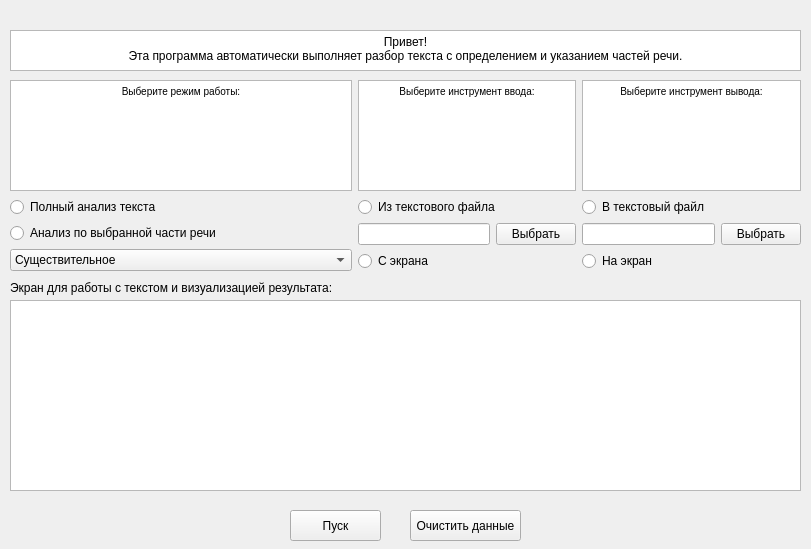
Mishardina/NLP-Application, file mainwindow.ui: the form before one commit.
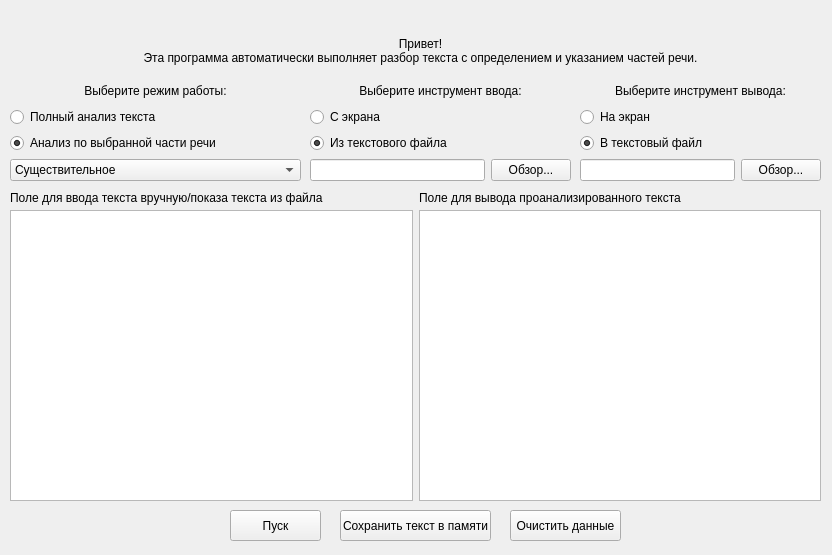
The form after the commit.

Commit message: Создание общего для всех частей речи скрипта

The edit to the form file:
```diff
--- a/mainwindow.ui
+++ b/mainwindow.ui
@@ -6,46 +6,18 @@
    <rect>
     <x>0</x>
     <y>0</y>
-    <width>811</width>
-    <height>549</height>
+    <width>832</width>
+    <height>555</height>
    </rect>
   </property>
   <property name="windowTitle">
    <string>MainWindow</string>
   </property>
   <widget class="QWidget" name="centralwidget">
-   <widget class="QTextEdit" name="textEdit">
+   <widget class="QPushButton" name="pushButton">
     <property name="geometry">
      <rect>
-      <x>10</x>
-      <y>30</y>
-      <width>791</width>
-      <height>41</height>
-     </rect>
-    </property>
-    <property name="html">
-     <string>&lt;!DOCTYPE HTML PUBLIC &quot;-//W3C//DTD HTML 4.0//EN&quot; &quot;http://www.w3.org/TR/REC-html40/strict.dtd&quot;&gt;
-&lt;html&gt;&lt;head&gt;&lt;meta name=&quot;qrichtext&quot; content=&quot;1&quot; /&gt;&lt;style type=&quot;text/css&quot;&gt;
-p, li { white-space: pre-wrap; }
-&lt;/style&gt;&lt;/head&gt;&lt;body style=&quot; font-family:'MS Shell Dlg 2'; font-size:7.8pt; font-weight:400; font-style:normal;&quot;&gt;
-&lt;p align=&quot;center&quot; style=&quot; margin-top:0px; margin-bottom:0px; margin-left:0px; margin-right:0px; -qt-block-indent:0; text-indent:0px;&quot;&gt;&lt;span style=&quot; font-family:'Arial','sans-serif','Arial'; font-size:9pt; color:#000000;&quot;&gt;Привет!&lt;/span&gt;&lt;/p&gt;
-&lt;p align=&quot;center&quot; style=&quot; margin-top:0px; margin-bottom:0px; margin-left:0px; margin-right:0px; -qt-block-indent:0; text-indent:0px;&quot;&gt;&lt;span style=&quot; font-family:'Arial','sans-serif','Arial'; font-size:9pt; color:#000000;&quot;&gt;Эта программа автоматически выполняет разбор текста с определением и указанием частей речи.&lt;/span&gt;&lt;/p&gt;&lt;/body&gt;&lt;/html&gt;</string>
-    </property>
-   </widget>
-   <widget class="QTextBrowser" name="textBrowser">
-    <property name="geometry">
-     <rect>
-      <x>10</x>
-      <y>300</y>
-      <width>791</width>
-      <height>191</height>
-     </rect>
-    </property>
-   </widget>
-   <widget class="QPushButton" name="pushButton_2">
-    <property name="geometry">
-     <rect>
-      <x>290</x>
+      <x>230</x>
       <y>510</y>
       <width>91</width>
       <height>31</height>
@@ -58,7 +30,7 @@
    <widget class="QPushButton" name="pushButton_3">
     <property name="geometry">
      <rect>
-      <x>410</x>
+      <x>510</x>
       <y>510</y>
       <width>111</width>
       <height>31</height>
@@ -68,39 +40,32 @@
      <string>Очистить данные</string>
     </property>
    </widget>
-   <widget class="QLabel" name="label">
-    <property name="geometry">
-     <rect>
-      <x>10</x>
-      <y>280</y>
-      <width>341</width>
-      <height>16</height>
-     </rect>
-    </property>
-    <property name="text">
-     <string>Экран для работы с текстом и визуализацией результата:</string>
-    </property>
-   </widget>
-   <widget class="QWidget" name="">
+   <widget class="QWidget" name="widget" native="true">
     <property name="geometry">
      <rect>
       <x>10</x>
       <y>80</y>
-      <width>791</width>
-      <height>191</height>
+      <width>291</width>
+      <height>111</height>
      </rect>
     </property>
-    <layout class="QHBoxLayout" name="horizontalLayout_4">
-     <item>
+    <widget class="QWidget" name="layoutWidget">
+     <property name="geometry">
+      <rect>
+       <x>0</x>
+       <y>0</y>
+       <width>291</width>
+       <height>101</height>
+      </rect>
+     </property>
       <layout class="QVBoxLayout" name="verticalLayout_4">
        <item>
-        <widget class="QTextEdit" name="textEdit_2">
-         <property name="html">
-          <string>&lt;!DOCTYPE HTML PUBLIC &quot;-//W3C//DTD HTML 4.0//EN&quot; &quot;http://www.w3.org/TR/REC-html40/strict.dtd&quot;&gt;
-&lt;html&gt;&lt;head&gt;&lt;meta name=&quot;qrichtext&quot; content=&quot;1&quot; /&gt;&lt;style type=&quot;text/css&quot;&gt;
-p, li { white-space: pre-wrap; }
-&lt;/style&gt;&lt;/head&gt;&lt;body style=&quot; font-family:'MS Shell Dlg 2'; font-size:7.8pt; font-weight:400; font-style:normal;&quot;&gt;
-&lt;p align=&quot;center&quot; style=&quot; margin-top:0px; margin-bottom:0px; margin-left:0px; margin-right:0px; -qt-block-indent:0; text-indent:0px;&quot;&gt;Выберите режим работы:&lt;/p&gt;&lt;/body&gt;&lt;/html&gt;</string>
+       <widget class="QLabel" name="label_2">
+        <property name="text">
+         <string>Выберите режим работы:</string>
+        </property>
+        <property name="alignment">
+         <set>Qt::AlignCenter</set>
          </property>
         </widget>
        </item>
@@ -109,6 +74,9 @@
          <property name="text">
           <string>Полный анализ текста</string>
          </property>
+        <property name="checked">
+         <bool>false</bool>
+        </property>
         </widget>
        </item>
        <item>
@@ -116,6 +84,9 @@
          <property name="text">
           <string>Анализ по выбранной части речи</string>
          </property>
+        <property name="checked">
+         <bool>true</bool>
+        </property>
         </widget>
        </item>
        <item>
@@ -159,19 +130,44 @@
         </widget>
        </item>
       </layout>
+    </widget>
+   </widget>
+   <widget class="QWidget" name="widget_2" native="true">
+    <property name="geometry">
+     <rect>
+      <x>310</x>
+      <y>80</y>
+      <width>261</width>
+      <height>101</height>
+     </rect>
+    </property>
+    <widget class="QWidget" name="layoutWidget">
+     <property name="geometry">
+      <rect>
+       <x>0</x>
+       <y>0</y>
+       <width>261</width>
+       <height>101</height>
+      </rect>
+     </property>
+     <layout class="QVBoxLayout" name="verticalLayout_3">
+      <item>
+       <widget class="QLabel" name="label_3">
+        <property name="text">
+         <string>Выберите инструмент ввода:</string>
+        </property>
+        <property name="alignment">
+         <set>Qt::AlignCenter</set>
+        </property>
+       </widget>
      </item>
      <item>
-      <layout class="QHBoxLayout" name="horizontalLayout_3">
-       <item>
-        <layout class="QVBoxLayout" name="verticalLayout">
-         <item>
-          <widget class="QTextEdit" name="textEdit_3">
-           <property name="html">
-            <string>&lt;!DOCTYPE HTML PUBLIC &quot;-//W3C//DTD HTML 4.0//EN&quot; &quot;http://www.w3.org/TR/REC-html40/strict.dtd&quot;&gt;
-&lt;html&gt;&lt;head&gt;&lt;meta name=&quot;qrichtext&quot; content=&quot;1&quot; /&gt;&lt;style type=&quot;text/css&quot;&gt;
-p, li { white-space: pre-wrap; }
-&lt;/style&gt;&lt;/head&gt;&lt;body style=&quot; font-family:'MS Shell Dlg 2'; font-size:7.8pt; font-weight:400; font-style:normal;&quot;&gt;
-&lt;p align=&quot;center&quot; style=&quot; margin-top:0px; margin-bottom:0px; margin-left:0px; margin-right:0px; -qt-block-indent:0; text-indent:0px;&quot;&gt;Выберите инструмент ввода:&lt;/p&gt;&lt;/body&gt;&lt;/html&gt;</string>
+       <widget class="QRadioButton" name="radioButton_6">
+        <property name="text">
+         <string>С экрана</string>
+        </property>
+        <property name="checked">
+         <bool>false</bool>
            </property>
           </widget>
          </item>
@@ -180,41 +176,68 @@
            <property name="text">
             <string>Из текстового файла</string>
            </property>
+        <property name="checked">
+         <bool>true</bool>
+        </property>
           </widget>
          </item>
          <item>
-          <layout class="QHBoxLayout" name="horizontalLayout">
+       <layout class="QHBoxLayout" name="horizontalLayout_3">
            <item>
-            <widget class="QLineEdit" name="lineEdit_input"/>
+         <widget class="QLineEdit" name="lineEdit_input">
+          <property name="alignment">
+           <set>Qt::AlignLeading|Qt::AlignLeft|Qt::AlignVCenter</set>
+          </property>
+         </widget>
            </item>
            <item>
             <widget class="QPushButton" name="pushButton_input_file">
              <property name="text">
-              <string>Выбрать</string>
+           <string>Обзор...</string>
              </property>
             </widget>
            </item>
           </layout>
          </item>
-         <item>
-          <widget class="QRadioButton" name="radioButton_6">
-           <property name="text">
-            <string>С экрана</string>
-           </property>
-          </widget>
-         </item>
-        </layout>
-       </item>
-       <item>
+     </layout>
+    </widget>
+   </widget>
+   <widget class="QWidget" name="widget_3" native="true">
+    <property name="geometry">
+     <rect>
+      <x>580</x>
+      <y>80</y>
+      <width>241</width>
+      <height>101</height>
+     </rect>
+    </property>
+    <widget class="QWidget" name="layoutWidget">
+     <property name="geometry">
+      <rect>
+       <x>0</x>
+       <y>0</y>
+       <width>241</width>
+       <height>101</height>
+      </rect>
+     </property>
         <layout class="QVBoxLayout" name="verticalLayout_2">
          <item>
-          <widget class="QTextEdit" name="textEdit_4">
-           <property name="html">
-            <string>&lt;!DOCTYPE HTML PUBLIC &quot;-//W3C//DTD HTML 4.0//EN&quot; &quot;http://www.w3.org/TR/REC-html40/strict.dtd&quot;&gt;
-&lt;html&gt;&lt;head&gt;&lt;meta name=&quot;qrichtext&quot; content=&quot;1&quot; /&gt;&lt;style type=&quot;text/css&quot;&gt;
-p, li { white-space: pre-wrap; }
-&lt;/style&gt;&lt;/head&gt;&lt;body style=&quot; font-family:'MS Shell Dlg 2'; font-size:7.8pt; font-weight:400; font-style:normal;&quot;&gt;
-&lt;p align=&quot;center&quot; style=&quot; margin-top:0px; margin-bottom:0px; margin-left:0px; margin-right:0px; -qt-block-indent:0; text-indent:0px;&quot;&gt;Выберите инструмент вывода:&lt;/p&gt;&lt;/body&gt;&lt;/html&gt;</string>
+       <widget class="QLabel" name="label_4">
+        <property name="text">
+         <string>Выберите инструмент вывода:</string>
+        </property>
+        <property name="alignment">
+         <set>Qt::AlignCenter</set>
+        </property>
+       </widget>
+      </item>
+      <item>
+       <widget class="QRadioButton" name="radioButton_7">
+        <property name="text">
+         <string>На экран</string>
+        </property>
+        <property name="checked">
+         <bool>false</bool>
            </property>
           </widget>
          </item>
@@ -223,32 +246,99 @@
            <property name="text">
             <string>В текстовый файл</string>
            </property>
+        <property name="checked">
+         <bool>true</bool>
+        </property>
           </widget>
          </item>
          <item>
-          <layout class="QHBoxLayout" name="horizontalLayout_2">
+       <layout class="QHBoxLayout" name="horizontalLayout_4">
            <item>
             <widget class="QLineEdit" name="lineEdit_output"/>
            </item>
            <item>
             <widget class="QPushButton" name="pushButton_output">
              <property name="text">
-              <string>Выбрать</string>
+           <string>Обзор...</string>
              </property>
             </widget>
            </item>
           </layout>
          </item>
-         <item>
-          <widget class="QRadioButton" name="radioButton_7">
+     </layout>
+    </widget>
+   </widget>
+   <widget class="QPushButton" name="pushButton_2">
+    <property name="geometry">
+     <rect>
+      <x>340</x>
+      <y>510</y>
+      <width>151</width>
+      <height>31</height>
+     </rect>
+    </property>
            <property name="text">
-            <string>На экран</string>
-           </property>
-          </widget>
-         </item>
-        </layout>
-       </item>
-      </layout>
+     <string>Сохранить текст в памяти</string>
+    </property>
+   </widget>
+   <widget class="QLabel" name="label_5">
+    <property name="geometry">
+     <rect>
+      <x>130</x>
+      <y>30</y>
+      <width>581</width>
+      <height>41</height>
+     </rect>
+    </property>
+    <property name="text">
+     <string>Привет!
+Эта программа автоматически выполняет разбор текста с определением и указанием частей речи.</string>
+    </property>
+    <property name="alignment">
+     <set>Qt::AlignCenter</set>
+    </property>
+   </widget>
+   <widget class="QWidget" name="horizontalLayoutWidget">
+    <property name="geometry">
+     <rect>
+      <x>10</x>
+      <y>210</y>
+      <width>811</width>
+      <height>291</height>
+     </rect>
+    </property>
+    <layout class="QHBoxLayout" name="horizontalLayout">
+     <item>
+      <widget class="QPlainTextEdit" name="plainTextEdit"/>
+     </item>
+     <item>
+      <widget class="QPlainTextEdit" name="plainTextEdit_2"/>
+     </item>
+    </layout>
+   </widget>
+   <widget class="QWidget" name="horizontalLayoutWidget_2">
+    <property name="geometry">
+     <rect>
+      <x>10</x>
+      <y>190</y>
+      <width>811</width>
+      <height>16</height>
+     </rect>
+    </property>
+    <layout class="QHBoxLayout" name="horizontalLayout_2">
+     <item>
+      <widget class="QLabel" name="label_7">
+       <property name="text">
+        <string>Поле для ввода текста вручную/показа текста из файла</string>
+       </property>
+      </widget>
+     </item>
+     <item>
+      <widget class="QLabel" name="label_6">
+       <property name="text">
+        <string>Поле для вывода проанализированного текста</string>
+       </property>
+      </widget>
      </item>
     </layout>
    </widget>
```
Left out of the diff: 134 changed lines with no effect on the pictures. Lines whose indentation alone changed are shown as unchanged. The commit also changes 5 other files.
